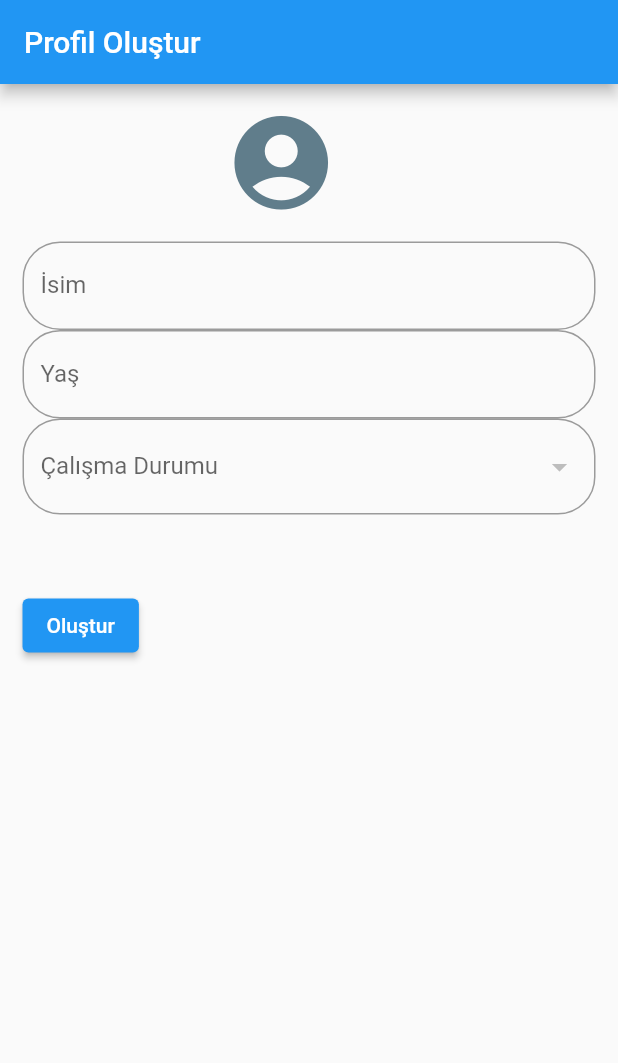
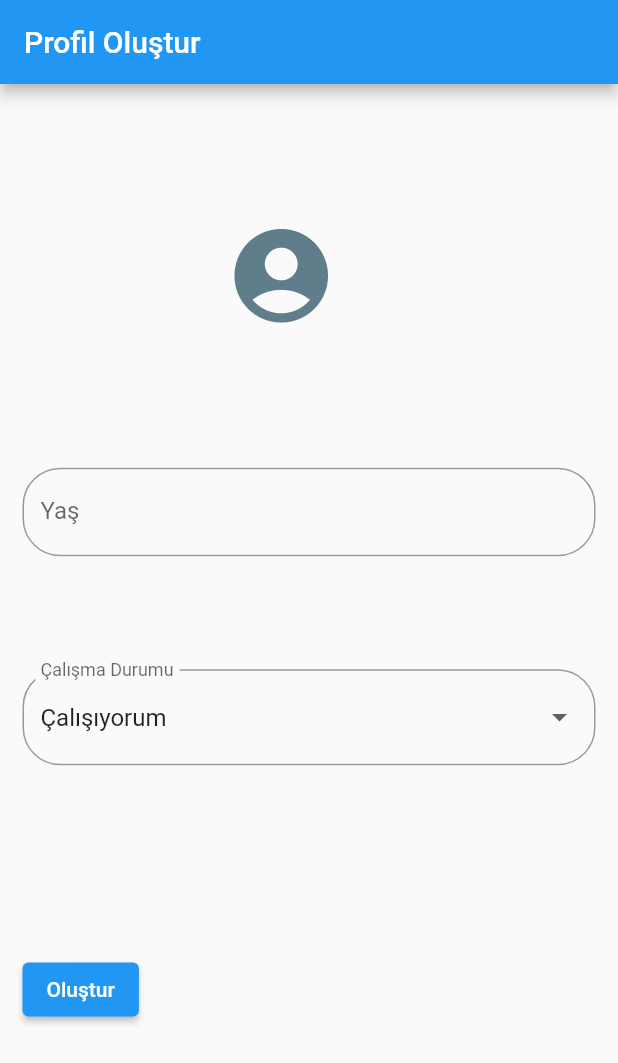
Before and after one commit to emutludhanolsun/dcm, a Flutter app: the screen it shows after launch, on a phone screen of 412 x 824 dp. Shown: the top 1063 px of the screen. Run offline on Flutter 3.47's test engine with Material 2 defaults, Android fonts, the phone set to English and light mode, and no system bars.

Commit message:
fieldlar boşsa butona basamama yapıldı, çalışma durumu için default değer atandı, fieldlara validator eklendi, yaş fieldına sadece sayı girilebilir, bir sonraki sayfaya data transferi yapıldı, keyler eklendi.

```diff
--- a/lib/main.dart
+++ b/lib/main.dart
@@ -1,5 +1,4 @@
 import 'package:flutter/material.dart';
-import 'package:intl/intl.dart';
 
 void main() {
   runApp(MaterialApp(
@@ -48,23 +47,28 @@ class MyCustomFormState extends State<MyCustomForm> {
   // not a GlobalKey<MyCustomFormState>.
 
   // this allows us to access the TextField text
-  TextEditingController textFieldController = TextEditingController();
+  final _formKey = GlobalKey<FormState>();
+
+  // bool _validAge = false;
+  // bool _validIsWorking = false;
+
+  TextEditingController ageFieldController = TextEditingController();
+  TextEditingController workStatusFieldController = TextEditingController();
+
   List<DropdownMenuItem> workingStatusList = [];
   void loadWorkingStatusList() {
     workingStatusList.add(new DropdownMenuItem(child: new Text('Çalışıyorum'), value: 0));
-
     workingStatusList.add(new DropdownMenuItem(child: new Text('Çalışmıyorum'), value: 1));
   }
 
-  final _formKey = GlobalKey<FormState>();
-  String _ratingController;
+  String workStatus = "Çalışıyorum";
+
   @override
   Widget build(BuildContext context) {
-    // Build a Form widget using the _formKey created above.
     return Form(
       key: _formKey,
       child: Column(
-        // mainAxisAlignment: MainAxisAlignment.spaceEvenly,
+        mainAxisAlignment: MainAxisAlignment.spaceEvenly,
         crossAxisAlignment: CrossAxisAlignment.start,
         children: <Widget>[
           Container(
@@ -75,41 +79,64 @@ class MyCustomFormState extends State<MyCustomForm> {
               color: Colors.blueGrey,
             ),
           ),
+
+          // TextFormField(
+          //   validator: (value) {
+          //     if (value.isEmpty) {
+          //       return "Lütfen isminizi giriniz.";
+          //     }
+          //     return null;
+          //   },
+          //   decoration: new InputDecoration(
+          //     labelText: "İsim",
+          //     fillColor: Colors.white,
+          //     border: new OutlineInputBorder(
+          //       borderRadius: new BorderRadius.circular(25),
+          //       // borderSide: new BorderSide(),
+          //     ),
+          //   ),
+          // ),
+
           TextFormField(
-            decoration: new InputDecoration(
-              labelText: "İsim",
-              fillColor: Colors.white,
-              border: new OutlineInputBorder(
-                borderRadius: new BorderRadius.circular(25),
-                // borderSide: new BorderSide(),
-              ),
-            ),
+            controller: ageFieldController,
+            keyboardType: TextInputType.number,
             validator: (value) {
+              // print(value);
               if (value.isEmpty) {
-                return 'Please enter some text';
+                return "Lütfen yaşınızı giriniz.";
+                // } else {
+                //   _validAge = true;
+                //   print("x");
               }
               return null;
             },
-          ),
-          TextFormField(
-            controller: textFieldController,
             decoration: new InputDecoration(
               labelText: "Yaş",
               fillColor: Colors.white,
               border: new OutlineInputBorder(
                 borderRadius: new BorderRadius.circular(25),
-                // borderSide: new BorderSide(),
+                borderSide: new BorderSide(),
               ),
             ),
-            validator: (value) {
-              if (value.isEmpty) {
-                return 'Please enter some text';
-              }
-              return null;
+          ),
+
+          DropdownButtonFormField(
+            value: workStatus,
+            // items: workingStatusList,
+            items: [
+              "Çalışıyorum",
+              "Çalışmıyorum"
+            ]
+                .map((label) => DropdownMenuItem(
+                      child: Text(label.toString()),
+                      value: label,
+                    ))
+                .toList(),
+            onChanged: (value) {
+              setState(() {
+                workStatus = value;
+              });
             },
-          ),
-          DropdownButtonFormField(
-            value: _ratingController,
             decoration: new InputDecoration(
               labelText: "Çalışma Durumu",
               fillColor: Colors.white,
@@ -118,27 +145,22 @@ class MyCustomFormState extends State<MyCustomForm> {
                 // borderSide: new BorderSide(),
               ),
             ),
-            items: workingStatusList,
-            onChanged: (value) {
-              setState(() {
-                _ratingController = value;
-              });
-            },
           ),
+
           Padding(
             padding: const EdgeInsets.symmetric(vertical: 50.0),
             child: ElevatedButton(
               onPressed: () {
                 if (_formKey.currentState.validate()) {
-                  // If the form is valid, display a Snackbar.
                   Scaffold.of(context)
                       // ignore: deprecated_member_use
                       .showSnackBar(SnackBar(content: Text('Sokağa çıkma durumunuz inceleniyor')));
+
+                  // Navigator.pushNamed(context, "/info");
+                  _sendDataToSecondScreen(context, workStatus);
                 }
-                // Navigator.pushNamed(context, "/info");
-                _sendDataToSecondScreen(context);
               },
-              child: Text("Oluştur"), //TODO: fieldlar boşsa buton basmasın
+              child: Text("Oluştur"),
             ),
           ),
         ],
@@ -147,33 +169,32 @@ class MyCustomFormState extends State<MyCustomForm> {
   }
 
   // get the text in the TextField and start the Second Screen
-  void _sendDataToSecondScreen(BuildContext context) {
-    String textToSend = textFieldController.text;
+  void _sendDataToSecondScreen(BuildContext context, String workStatus) {
+    String ageToSend = ageFieldController.text;
 
-    User user = new User("Enes", 25, 0);
-    print(user.message);
     Navigator.push(
         context,
         MaterialPageRoute(
           builder: (context) => InfoScreen(
-            text: textToSend,
+            age: int.parse(ageToSend),
+            workingStatus: workStatus,
           ),
         ));
+
+    User user = new User(int.parse(ageToSend), workStatus);
+    print("dışarı çıkmasına izin var mı? " + user.isAllowed.toString());
+    print("mesaj: " + user.message);
   }
 }
 
+// SONUÇ GÖSTERİLCEK
 class InfoScreen extends StatelessWidget {
+  final int age;
+  final String workingStatus;
 
-
-  final String text;
-  InfoScreen({Key key, @required this.text}) : super(key: key); //TODO: fieldlar için keyler eklencek
-
-
+  InfoScreen({Key key, @required this.age, this.workingStatus}) : super(key: key);
   @override
   Widget build(BuildContext context) {
-    int gun = DateTime.now().weekday;
-    print(gun.toString());
-    print(this.text);
     return Scaffold(
       appBar: AppBar(
         title: Text("Info"),
@@ -192,20 +213,8 @@ class InfoScreen extends StatelessWidget {
   }
 }
 
-// calculate(String age, isWorking) {
-//   if (isWorking == "Çalışıyorum") {
-//       isWorking = true;
-//     }
-
-//     // TODO: get date and time info from telephone AND add other calculations
-//     if (this.isWorking == true) {
-//       this.isAllowed = true;
-//       this.message = messageList[1];
-//     }
-// }
-
 class User {
-  String name;
+  // String name;
   int age;
   int isWorking;
 
@@ -216,10 +225,15 @@ class User {
     "çıkabilirsin"
   ];
 
-  User(String name, int age, isWorking) {
-    this.name = name;
+  User(/*String name,*/ int age, /*isWorking*/ String workingStatus) {
+    // this.name = name;
     this.age = age;
-    this.isWorking = isWorking;
+    // this.isWorking = isWorking;
+    if (workingStatus == "Çalışıyorum") {
+      this.isWorking = 1;
+    } else {
+      isWorking = 0;
+    }
 
     int gun = DateTime.now().weekday;
     int saat = DateTime.now().hour;
@@ -233,5 +247,7 @@ class User {
     if (this.isAllowed == true) {
       this.message = messageList[1];
     }
+
+    // print(this.isAllowed.toString());
   }
 }
```
